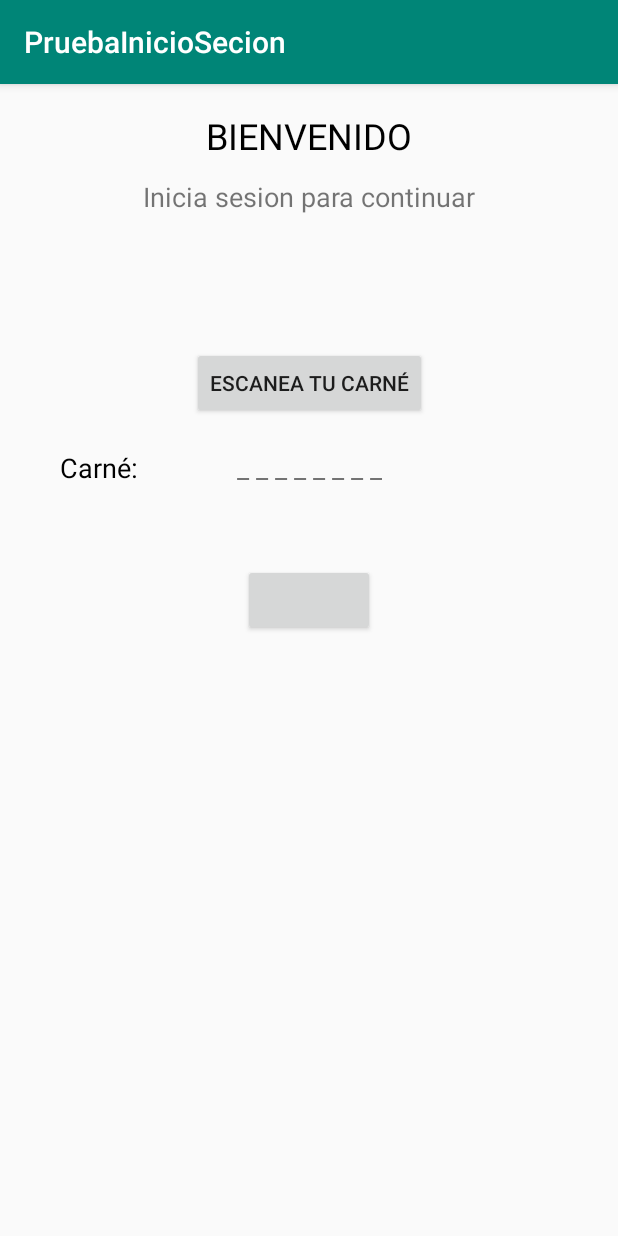
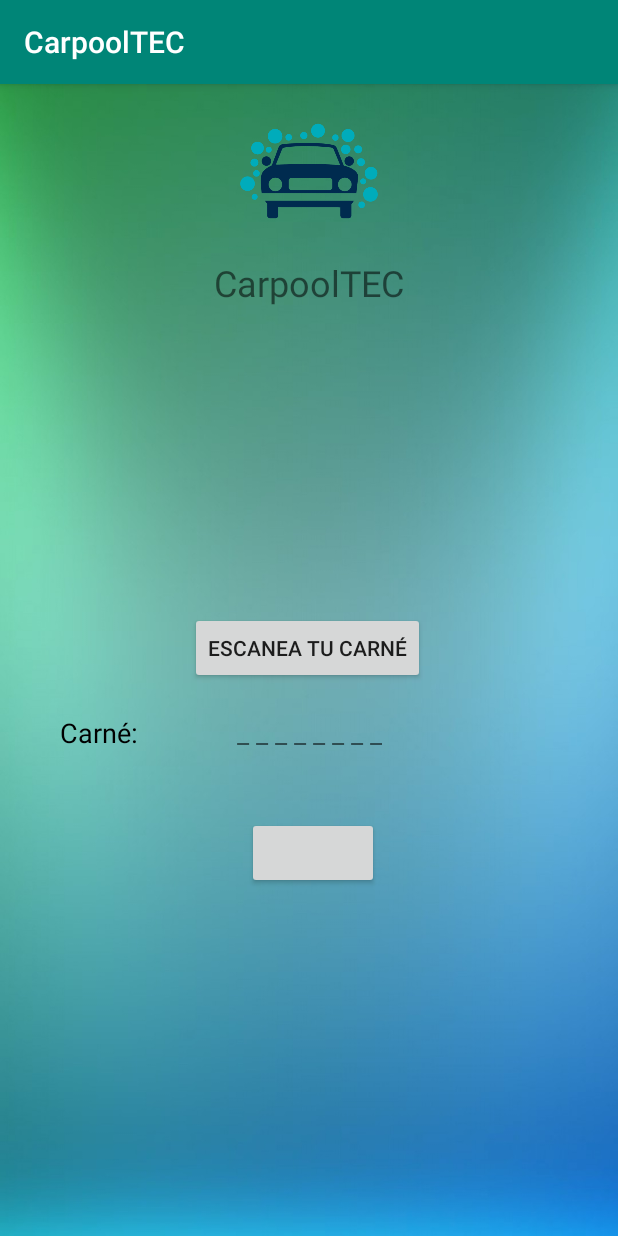
Before and after one commit to KeynerG/PruebaInicioSecion, an Android app: the LoginActivity screen opened directly, with no data from a screen before it, on a phone screen of 412 x 824 dp. Run offline under Robolectric (Android 15) with nearby library versions, the phone set to English and light mode, and no system bars; libraries missing offline, so code that uses them is left out: com.facebook, com.facebook.login, me.dm7.barcodescanner; plain views replace LoginButton; 3 statements that could not run were skipped.

Commit message:
commit 2

```diff
--- a/app/src/main/res/layout/activity_login.xml
+++ b/app/src/main/res/layout/activity_login.xml
@@ -4,56 +4,33 @@
     xmlns:tools="http://schemas.android.com/tools"
     android:layout_width="match_parent"
     android:layout_height="match_parent"
-    android:paddingTop="10dp"
-    android:paddingBottom="10dp"
+    android:background="@drawable/green"
+
     tools:context=".LoginActivity">
 
     <com.facebook.login.widget.LoginButton
         android:id="@+id/loginButton"
         android:layout_width="wrap_content"
         android:layout_height="wrap_content"
-        android:layout_marginTop="52dp"
+        android:layout_marginTop="44dp"
         android:paddingTop="10dp"
         android:paddingBottom="10dp"
         app:layout_constraintEnd_toEndOf="parent"
+        app:layout_constraintHorizontal_bias="0.508"
         app:layout_constraintStart_toStartOf="parent"
         app:layout_constraintTop_toBottomOf="@+id/carneNum" />
-
-    <TextView
-        android:id="@+id/welcome"
-        android:layout_width="wrap_content"
-        android:layout_height="wrap_content"
-        android:layout_marginTop="8dp"
-        android:text="@string/bienvenido"
-        android:textColor="@android:color/black"
-        android:textSize="24sp"
-        app:layout_constraintEnd_toEndOf="parent"
-        app:layout_constraintStart_toStartOf="parent"
-        app:layout_constraintTop_toTopOf="parent" />
-
-    <TextView
-        android:id="@+id/textView3"
-        android:layout_width="wrap_content"
-        android:layout_height="wrap_content"
-        android:layout_marginTop="12dp"
-        android:text="@string/iniSesion"
-        android:textSize="18sp"
-        app:layout_constraintEnd_toEndOf="parent"
-        app:layout_constraintHorizontal_bias="0.502"
-        app:layout_constraintStart_toStartOf="parent"
-        app:layout_constraintTop_toBottomOf="@+id/welcome" />
 
     <Button
         android:id="@+id/btn_scan"
         android:layout_width="wrap_content"
         android:layout_height="wrap_content"
-        android:layout_marginTop="88dp"
+        android:layout_marginTop="200dp"
         android:onClick="Scan"
         android:text="@string/escanea_tu_carn"
         app:layout_constraintEnd_toEndOf="parent"
-        app:layout_constraintHorizontal_bias="0.502"
+        app:layout_constraintHorizontal_bias="0.495"
         app:layout_constraintStart_toStartOf="parent"
-        app:layout_constraintTop_toBottomOf="@+id/textView3" />
+        app:layout_constraintTop_toBottomOf="@+id/textView6" />
 
     <TextView
         android:id="@+id/crn"
@@ -79,5 +56,29 @@
         app:layout_constraintStart_toStartOf="parent"
         app:layout_constraintTop_toBottomOf="@+id/btn_scan" />
 
+    <ImageView
+        android:id="@+id/imageView"
+        android:layout_width="100dp"
+        android:layout_height="100dp"
+        android:layout_marginTop="8dp"
+        app:layout_constraintEnd_toEndOf="parent"
+        app:layout_constraintHorizontal_bias="0.5"
+        app:layout_constraintStart_toStartOf="parent"
+        app:layout_constraintTop_toTopOf="parent"
+        app:srcCompat="@drawable/logo"
+        android:contentDescription="TODO" />
+
+    <TextView
+        android:id="@+id/textView6"
+        android:layout_width="wrap_content"
+        android:layout_height="36dp"
+        android:layout_marginTop="8dp"
+        android:text="@string/carpooltec"
+        android:textSize="24sp"
+        app:layout_constraintEnd_toEndOf="parent"
+        app:layout_constraintHorizontal_bias="0.5"
+        app:layout_constraintStart_toStartOf="parent"
+        app:layout_constraintTop_toBottomOf="@+id/imageView" />
+
 
 </android.support.constraint.ConstraintLayout>
--- a/app/src/main/res/values/strings.xml
+++ b/app/src/main/res/values/strings.xml
@@ -1,13 +1,14 @@
 <resources>
-    <string name="app_name">PruebaInicioSecion</string>
+    <string name="app_name">CarpoolTEC</string>
     <string name="facebook_app_id">1175330259292683</string>
     <string name="fb_login_protocol_scheme">fb1175330259292683</string>
     <string name="cancel_login">Se canceló la opración</string>
     <string name="error_login">Ocurrió un error</string>
-    <string name="logout">Cerrar Sesion</string>
+    <string name="logout">Cerrar Seción</string>
     <string name="bienvenido">BIENVENIDO</string>
     <string name="iniSesion">Inicia sesion para continuar</string>
     <string name="escanea_tu_carn">Escanea tu carné</string>
     <string name="carn">Carné:</string>
     <string name="voids">_ _ _ _ _ _ _ _</string>
+    <string name="carpooltec">CarpoolTEC</string>
 </resources>
```
Also changed, not shown: app/src/main/res/drawable/blurred.jpg (added), app/src/main/res/drawable/green.jpg (added), app/src/main/res/drawable/logo.png (added).
